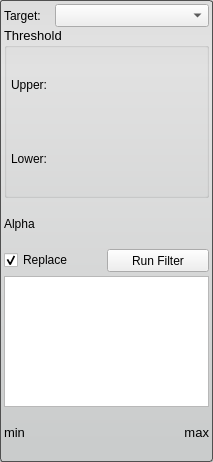
Qt form src/Interface/ToolInterface/HistogramEqualizationFilterInterface.ui (SCIInstitute/Seg3D) before a commit.
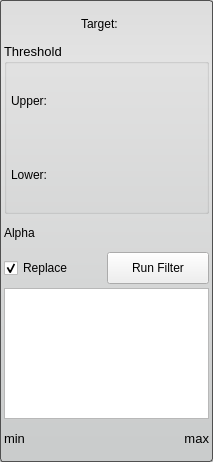
The same form after that commit.

```diff
--- a/src/Interface/ToolInterface/HistogramEqualizationFilterInterface.ui
+++ b/src/Interface/ToolInterface/HistogramEqualizationFilterInterface.ui
@@ -46,33 +46,29 @@
     <number>4</number>
    </property>
    <item>
-    <layout class="QHBoxLayout" name="activeHLayout" stretch="1,3">
+    <layout class="QHBoxLayout" name="activeHLayout" stretch="1">
      <property name="spacing">
       <number>0</number>
      </property>
      <item>
       <widget class="QLabel" name="activeLabel">
+       <property name="sizePolicy">
+        <sizepolicy hsizetype="Fixed" vsizetype="Preferred">
+         <horstretch>0</horstretch>
+         <verstretch>0</verstretch>
+        </sizepolicy>
+       </property>
+       <property name="minimumSize">
+        <size>
+         <width>50</width>
+         <height>0</height>
+        </size>
+       </property>
        <property name="text">
         <string>Target:</string>
        </property>
       </widget>
      </item>
-     <item>
-      <widget class="QComboBox" name="targetComboBox">
-       <property name="maximumSize">
-        <size>
-         <width>16777215</width>
-         <height>23</height>
-        </size>
-       </property>
-       <property name="sizeAdjustPolicy">
-        <enum>QComboBox::AdjustToMinimumContentsLength</enum>
-       </property>
-       <property name="minimumContentsLength">
-        <number>12</number>
-       </property>
-      </widget>
-     </item>
     </layout>
    </item>
    <item>
@@ -200,6 +196,12 @@
      </property>
      <item>
       <widget class="QCheckBox" name="replaceCheckBox">
+       <property name="minimumSize">
+        <size>
+         <width>0</width>
+         <height>32</height>
+        </size>
+       </property>
        <property name="text">
         <string>Replace</string>
        </property>
@@ -210,10 +212,16 @@
      </item>
      <item>
       <widget class="QPushButton" name="runButton">
+       <property name="minimumSize">
+        <size>
+         <width>0</width>
+         <height>32</height>
+        </size>
+       </property>
        <property name="maximumSize">
         <size>
          <width>16777215</width>
-         <height>23</height>
+         <height>32</height>
         </size>
        </property>
        <property name="text">
```
